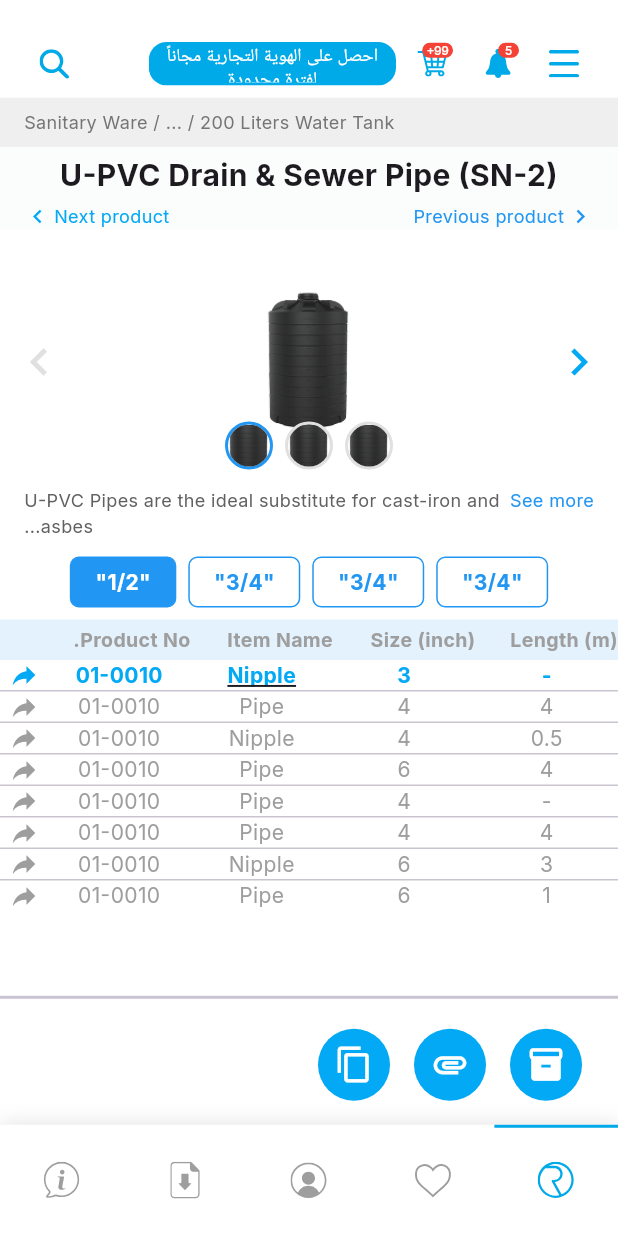
After one commit to YazanAK23/royal, a Flutter app: the SubProductDetailsScreen screen opened by its route, on a phone screen of 412 x 824 dp. The commit adds this screen. Run offline on Flutter 3.47's test engine with Material 3 defaults, Android fonts, the phone set to English and light mode, and no system bars; our stand-ins replace flutter_riverpod, flutter_svg, google_fonts, shared_preferences; accounts and stored records are empty.

Commit message:
add the subproduct detail page

```diff
--- a/lib/core/routes/app_routes.dart
+++ b/lib/core/routes/app_routes.dart
@@ -19,6 +19,7 @@ import 'package:royal/screens/profile/profile_screen.dart'; // Import ProfileScr
 import 'package:royal/screens/profile/profile_edit_screen.dart'; // Import ProfileEditScreen
 import 'package:royal/screens/downloads/downloads_screen.dart'; // Import DownloadsScreen
 import 'package:royal/screens/info/info_screen.dart'; // Import InfoScreen
+import 'package:royal/screens/categories/subproduct_details_screen.dart'; // Import SubProductDetailsScreen
 
 
 class AppRoutes {
@@ -52,6 +53,7 @@ class AppRoutes {
   static const String profileEdit = '/profile-edit'; // Added profile edit route
   static const String downloads = '/downloads'; // Add downloads route name
   static const String info = '/info'; // Added info screen route name
+  static const String subProductDetail = '/subProductDetail'; // Added sub product detail route
 
 
   // Route Map
@@ -92,6 +94,7 @@ class AppRoutes {
     profileEdit: (context) => const ProfileEditScreen(), // Added profile edit screen route
     downloads: (context) => const DownloadsScreen(), // Add downloads route to map
     info: (context) => const InfoScreen(), // Added info screen route
+    subProductDetail: (context) => const SubProductDetailsScreen(), // Added SubProductDetailsScreen route
   };
 
   // Route Generator
--- a/lib/l10n/intl_ar.arb
+++ b/lib/l10n/intl_ar.arb
@@ -505,5 +505,13 @@
     "profilePasswordHint": "**********",
     "@profilePasswordHint": {
         "description": "تلميح حقل كلمة السر في شاشة تعديل الملف الشخصي"
+    },
+    "packageLabel": "الحزمة",
+    "@packageLabel": {
+        "description": "تسمية وحدة الحزمة في محدد الوحدة"
+    },
+    "piecesLabel": "قطعة",
+    "@piecesLabel": {
+        "description": "تسمية وحدة القطعة في محدد الوحدة"
     }
 }
--- a/lib/l10n/intl_en.arb
+++ b/lib/l10n/intl_en.arb
@@ -597,5 +597,13 @@
     "profilePasswordHint": "**********",
     "@profilePasswordHint": {
         "description": "Hint for password field in profile edit screen"
+    },
+    "packageLabel": "Package",
+    "@packageLabel": {
+        "description": "Label for package unit selector"
+    },
+    "piecesLabel": "Pieces",
+    "@piecesLabel": {
+        "description": "Label for pieces unit selector"
     }
 }
--- a/lib/screens/categories/product_detail_screen.dart
+++ b/lib/screens/categories/product_detail_screen.dart
@@ -66,6 +66,12 @@ class _ProductDetailScreenState extends State<ProductDetailScreen> {
         title: title,
         items: products,
         onFavoriteToggle: toggleFavorite,
+        onItemTap: (product) {
+          Navigator.of(context).pushNamed(
+            AppRoutes.subProductDetail,
+            arguments: {'title': product.title, 'image': product.image},
+          );
+        },
       ),
       bottomNavigationBar: CustomBottomNavBar(
         currentIndex: 0,
--- /dev/null
+++ b/lib/screens/categories/subproduct_details_screen.dart
@@ -0,0 +1,449 @@
+import 'package:flutter/material.dart';
+import 'package:royal/widgets/custom_app_bar.dart';
+import 'package:royal/widgets/custom_bottom_nav_bar.dart';
+import 'package:royal/widgets/custom_drawer.dart';
+import '../../core/constants/app_colors.dart';
+import '../../core/constants/app_dimensions.dart';
+
+final List<Map<String, String>> _tableRows = [
+  {'productNo': '01-0010', 'itemName': 'Nipple', 'size': '3', 'length': '-'},
+  {'productNo': '01-0010', 'itemName': 'Pipe', 'size': '4', 'length': '4'},
+  {'productNo': '01-0010', 'itemName': 'Nipple', 'size': '4', 'length': '0.5'},
+  {'productNo': '01-0010', 'itemName': 'Pipe', 'size': '6', 'length': '4'},
+  {'productNo': '01-0010', 'itemName': 'Pipe', 'size': '4', 'length': '-'},
+  {'productNo': '01-0010', 'itemName': 'Pipe', 'size': '4', 'length': '4'},
+  {'productNo': '01-0010', 'itemName': 'Nipple', 'size': '6', 'length': '3'},
+  {'productNo': '01-0010', 'itemName': 'Pipe', 'size': '6', 'length': '1'},
+];
+
+class SubProductDetailsScreen extends StatelessWidget {
+  const SubProductDetailsScreen({Key? key}) : super(key: key);
+
+  @override
+  Widget build(BuildContext context) {
+    return Scaffold(
+      backgroundColor: AppColors.white,
+      endDrawer: CustomDrawer(
+        onMenuItemTap: (route) {
+          Navigator.pop(context);
+          Navigator.pushNamed(context, route);
+        },
+      ),
+      appBar: PreferredSize(
+        preferredSize: Size.fromHeight(AppDimensions.appBarHeight),
+        child: Builder(
+          builder: (context) => CustomAppBar(
+            onMenuTap: () => Scaffold.of(context).openEndDrawer(),
+          ),
+        ),
+      ),
+      body: Stack(
+        children: [
+          Column(
+            children: [
+              // Breadcrumb with left-aligned title and background color
+              Container(
+                width: double.infinity,
+                color: const Color(0xFFEFEFEF),
+                padding: const EdgeInsets.symmetric(horizontal: 16, vertical: 8),
+                child: Row(
+                  children: [
+                    Expanded(
+                      child: Text(
+                        'Sanitary Ware / ... / 200 Liters Water Tank',
+                        style: TextStyle(fontSize: 12, color: Colors.grey[600]),
+                        textAlign: TextAlign.left,
+                      ),
+                    ),
+                  ],
+                ),
+              ),
+              // Title and navigation with background color
+              Container(
+                width: double.infinity,
+                color: const Color(0xFFFBFCFC),
+                child: Column(
+                  children: [
+                    Padding(
+                      padding: const EdgeInsets.symmetric(horizontal: 16, vertical: 4),
+                      child: Center(
+                        child: Text(
+                          'U-PVC Drain & Sewer Pipe (SN-2)',
+                          style: const TextStyle(fontWeight: FontWeight.bold, fontSize: 20),
+                          textAlign: TextAlign.center,
+                        ),
+                      ),
+                    ),
+                    Padding(
+                      padding: const EdgeInsets.symmetric(horizontal: 16, vertical: 0),
+                      child: Row(
+                        mainAxisAlignment: MainAxisAlignment.spaceBetween,
+                        children: [
+                          GestureDetector(
+                            onTap: () {
+                              Navigator.of(context).pushReplacementNamed('/subProductDetail', arguments: {'direction': 'previous'});
+                            },
+                            child: Row(
+                              children: [
+                                Icon(Icons.chevron_left, color: Colors.blue, size: 18),
+                                SizedBox(width: 2),
+                                Text('Previous product',
+                                    textAlign: TextAlign.center,
+                                    style: TextStyle(color: Colors.blue, fontSize: 12)),
+                              ],
+                            ),
+                          ),
+                          GestureDetector(
+                            onTap: () {
+                              Navigator.of(context).pushReplacementNamed('/subProductDetail', arguments: {'direction': 'next'});
+                            },
+                            child: Row(
+                              children: [
+                                Text('Next product',
+                                    textAlign: TextAlign.center,
+                                    style: TextStyle(color: Colors.lightBlue, fontSize: 12)),
+                                SizedBox(width: 2),
+                                Icon(Icons.chevron_right, color: Colors.lightBlue, size: 18),
+                              ],
+                            ),
+                          ),
+                        ],
+                      ),
+                    ),
+                  ],
+                ),
+              ),
+              // Product image and carousel with left/right buttons
+              Padding(
+                padding: const EdgeInsets.only(top: 8),
+                child: _ImageCarousel(
+                  images: [
+                    'assets/images/tank6.png',
+                    'assets/images/tank6.png',
+                    'assets/images/tank6.png',
+                  ],
+                ),
+              ),
+              // Description with See more functionality
+              Padding(
+                padding: const EdgeInsets.symmetric(horizontal: 16, vertical: 4),
+                child: _ExpandableDescription(
+                  text: 'U-PVC Pipes are the ideal substitute for cast-iron and asbestos. Because of its special...',
+                  maxLength: 60,
+                  textAlign: TextAlign.left,
+                ),
+              ),
+              // Size tabs (order and style as in image)
+              Padding(
+                padding: const EdgeInsets.symmetric(horizontal: 8, vertical: 8),
+                child: _SelectableSizeTabs(),
+              ),
+              // Table header (order: Length, Size, Item Name, Product No., Arrow)
+              Container(
+                color: Colors.blue[50],
+                padding: const EdgeInsets.symmetric(horizontal: 0, vertical: 4),
+                child: Row(
+                  children: const [
+                    Expanded(child: Text('Length (m)', style: TextStyle(fontWeight: FontWeight.bold, fontSize: 13, color: Colors.grey))),
+                    Expanded(child: Text('Size (inch)', style: TextStyle(fontWeight: FontWeight.bold, fontSize: 13, color: Colors.grey))),
+                    Expanded(child: Text('Item Name', style: TextStyle(fontWeight: FontWeight.bold, fontSize: 13, color: Colors.grey))),
+                    Expanded(child: Text('Product No.', style: TextStyle(fontWeight: FontWeight.bold, fontSize: 13, color: Colors.grey))),
+                    SizedBox(width: 32), // For the arrow icon at the end
+                  ],
+                ),
+              ),
+              // Table rows with divider and icon at the end
+              Expanded(
+                child: Column(
+                  children: [
+                    Expanded(
+                      child: ListView.separated(
+                        itemCount: _tableRows.length,
+                        separatorBuilder: (context, i) => Divider(thickness: 1, height: 1),
+                        itemBuilder: (context, i) {
+                          final row = _tableRows[i];
+                          final isFirst = i == 0;
+                          return Padding(
+                            padding: const EdgeInsets.symmetric(horizontal: 0, vertical: 0),
+                            child: Row(
+                              children: [
+                                Expanded(
+                                  child: Text(row['length'] ?? '',
+                                      style: TextStyle(
+                                        color: isFirst ? Colors.lightBlue : Colors.grey,
+                                        fontWeight: isFirst ? FontWeight.bold : FontWeight.normal,
+                                        fontSize: 14,
+                                      ), textAlign: TextAlign.center)),
+                                Expanded(
+                                  child: Text(row['size'] ?? '',
+                                      style: TextStyle(
+                                        color: isFirst ? Colors.lightBlue : Colors.grey,
+                                        fontWeight: isFirst ? FontWeight.bold : FontWeight.normal,
+                                        fontSize: 14,
+                                      ), textAlign: TextAlign.center)),
+                                Expanded(
+                                  child: Text(row['itemName'] ?? '',
+                                      style: TextStyle(
+                                        color: isFirst ? Colors.lightBlue : Colors.grey,
+                                        fontWeight: isFirst ? FontWeight.bold : FontWeight.normal,
+                                        fontSize: 14,
+                                        decoration: isFirst ? TextDecoration.underline : null,
+                                      ), textAlign: TextAlign.center)),
+                                Expanded(
+                                  child: Text(row['productNo'] ?? '',
+                                      style: TextStyle(
+                                        color: isFirst ? Colors.lightBlue : Colors.grey,
+                                        fontWeight: isFirst ? FontWeight.bold : FontWeight.normal,
+                                        fontSize: 14,
+                                      ), textAlign: TextAlign.center)),
+                                SizedBox(
+                                  width: 32,
+                                  child: Icon(Icons.reply, color: isFirst ? Colors.lightBlue : Colors.grey, size: 20),
+                                ),
+                              ],
+                            ),
+                          );
+                        },
+                      ),
+                    ),
+                    Divider(thickness: 2, height: 2),
+                    SizedBox(height: 12),
+                  ],
+                ),
+              ),
+              SizedBox(height: 8),
+              // Centered action icons below the table
+              // Right-align the action icons using an Align widget
+              Align(
+                alignment: Alignment.centerRight,
+                child: Padding(
+                  padding: const EdgeInsets.only(right: 24),
+                  child: Row(
+                    mainAxisSize: MainAxisSize.min,
+                    children: [
+                      _CircleActionButton(icon: Icons.inventory_2),
+                      const SizedBox(width: 16),
+                      _CircleActionButton(icon: Icons.attachment),
+                      const SizedBox(width: 16),
+                      _CircleActionButton(icon: Icons.copy),
+                    ],
+                  ),
+                ),
+              ),
+              SizedBox(height: 16),
+            ],
+          ),
+        ],
+      ),
+      bottomNavigationBar: CustomBottomNavBar(
+        currentIndex: 0,
+        onTap: (index) {
+          if (index == 0) {
+            Navigator.of(context).pushReplacementNamed('/home');
+          } else if (index == 1) {
+            Navigator.of(context).pushReplacementNamed('/favorite');
+          } else if (index == 2) {
+            Navigator.of(context).pushReplacementNamed('/profile');
+          } else if (index == 3) {
+            Navigator.of(context).pushReplacementNamed('/downloads');
+          } else if (index == 4) {
+            Navigator.of(context).pushReplacementNamed('/info');
+          }
+        },
+      ),
+    );
+  }
+}
+
+class _SizeTab extends StatelessWidget {
+  final String label;
+  final bool selected;
+  const _SizeTab({required this.label, required this.selected});
+
+  @override
+  Widget build(BuildContext context) {
+    return Padding(
+      padding: const EdgeInsets.symmetric(horizontal: 4),
+      child: Container(
+        decoration: BoxDecoration(
+          color: selected ? Colors.blue : Colors.white,
+          borderRadius: BorderRadius.circular(6),
+          border: Border.all(color: Colors.blue),
+        ),
+        padding: const EdgeInsets.symmetric(horizontal: 16, vertical: 6),
+        child: Text(
+          label,
+          style: TextStyle(
+            color: selected ? Colors.white : Colors.blue,
+            fontWeight: FontWeight.bold,
+          ),
+        ),
+      ),
+    );
+  }
+}
+
+class _ImageCircle extends StatelessWidget {
+  final String image;
+  final bool selected;
+  const _ImageCircle({required this.image, required this.selected});
+
+  @override
+  Widget build(BuildContext context) {
+    return Container(
+      width: 32,
+      height: 32,
+      decoration: BoxDecoration(
+        shape: BoxShape.circle,
+        border: Border.all(color: selected ? Colors.blue : Colors.grey[300]!, width: 2),
+      ),
+      child: ClipOval(
+        child: Image.asset(image, fit: BoxFit.cover),
+      ),
+    );
+  }
+}
+
+class _ExpandableDescription extends StatefulWidget {
+  final String text;
+  final int maxLength;
+  final TextAlign textAlign;
+  const _ExpandableDescription({required this.text, this.maxLength = 60, this.textAlign = TextAlign.right});
+
+  @override
+  State<_ExpandableDescription> createState() => _ExpandableDescriptionState();
+}
+
+class _ExpandableDescriptionState extends State<_ExpandableDescription> {
+  bool expanded = false;
+  @override
+  Widget build(BuildContext context) {
+    final isLong = widget.text.length > widget.maxLength;
+    final displayText = expanded || !isLong
+        ? widget.text
+        : widget.text.substring(0, widget.maxLength) + '...';
+    return Row(
+      crossAxisAlignment: CrossAxisAlignment.start,
+      children: [
+        if (isLong && !expanded)
+          GestureDetector(
+            onTap: () => setState(() => expanded = true),
+            child: Text('See more', style: TextStyle(color: Colors.blue, fontSize: 12)),
+          ),
+        if (isLong && !expanded) SizedBox(width: 4),
+        Expanded(
+          child: Text(
+            displayText,
+            style: TextStyle(fontSize: 12, color: Colors.grey[700]),
+            textAlign: widget.textAlign,
+          ),
+        ),
+      ],
+    );
+  }
+}
+
+class _ImageCarousel extends StatefulWidget {
+  final List<String> images;
+  const _ImageCarousel({required this.images});
+
+  @override
+  State<_ImageCarousel> createState() => _ImageCarouselState();
+}
+
+class _ImageCarouselState extends State<_ImageCarousel> {
+  int currentIndex = 0;
+
+  @override
+  void initState() {
+    super.initState();
+    currentIndex = widget.images.length - 1;
+  }
+
+  void _goLeft() {
+    if (currentIndex > 0) setState(() => currentIndex--);
+  }
+
+  void _goRight() {
+    if (currentIndex < widget.images.length - 1) setState(() => currentIndex++);
+  }
+
+  @override
+  Widget build(BuildContext context) {
+    return SizedBox(
+      height: 160,
+      child: Stack(
+        alignment: Alignment.center,
+        children: [
+          Row(
+            mainAxisAlignment: MainAxisAlignment.spaceBetween,
+            children: [
+              IconButton(
+                icon: Icon(Icons.chevron_left, color: currentIndex == 0 ? Colors.grey[300] : Colors.lightBlue, size: 36),
+                onPressed: currentIndex == 0 ? null : _goLeft,
+              ),
+              Expanded(
+                child: Center(
+                  child: Image.asset(widget.images[currentIndex], height: 100),
+                ),
+              ),
+              IconButton(
+                icon: Icon(Icons.chevron_right, color: currentIndex == widget.images.length - 1 ? Colors.grey[300] : Colors.lightBlue, size: 36),
+                onPressed: currentIndex == widget.images.length - 1 ? null : _goRight,
+              ),
+            ],
+          ),
+          Positioned(
+            bottom: 8,
+            left: 0,
+            right: 0,
+            child: Row(
+              mainAxisAlignment: MainAxisAlignment.center,
+              children: List.generate(widget.images.length, (i) => Padding(
+                padding: const EdgeInsets.symmetric(horizontal: 4),
+                child: _ImageCircle(image: widget.images[i], selected: i == currentIndex),
+              )),
+            ),
+          ),
+        ],
+      ),
+    );
+  }
+}
+
+class _SelectableSizeTabs extends StatefulWidget {
+  @override
+  State<_SelectableSizeTabs> createState() => _SelectableSizeTabsState();
+}
+
+class _SelectableSizeTabsState extends State<_SelectableSizeTabs> {
+  final List<String> sizes = ['"1/2"', '"3/4"', '"3/4"', '"3/4"'];
+  int selected = 0;
+
+  @override
+  Widget build(BuildContext context) {
+    return Row(
+      mainAxisAlignment: MainAxisAlignment.center,
+      textDirection: TextDirection.ltr, // Force left-to-right order
+      children: List.generate(sizes.length, (i) => GestureDetector(
+        onTap: () => setState(() => selected = i),
+        child: _SizeTab(label: sizes[i], selected: selected == i),
+      )),
+    );
+  }
+}
+
+// Add this at the end of the file (replace _CircleButton):
+class _CircleActionButton extends StatelessWidget {
+  final IconData icon;
+  const _CircleActionButton({required this.icon});
+
+  @override
+  Widget build(BuildContext context) {
+    return CircleAvatar(
+      backgroundColor: Colors.lightBlue,
+      radius: 24,
+      child: Icon(icon, color: Colors.white, size: 26),
+    );
+  }
+}
--- a/lib/widgets/product_item_list.dart
+++ b/lib/widgets/product_item_list.dart
@@ -8,6 +8,7 @@ class ProductItemList extends StatelessWidget {
   final List<ProductItem> items;
   final VoidCallback? onBack;
   final void Function(ProductItem)? onFavoriteToggle;
+  final void Function(ProductItem)? onItemTap;
 
   const ProductItemList({
     super.key,
@@ -15,6 +16,7 @@ class ProductItemList extends StatelessWidget {
     required this.items,
     this.onBack,
     this.onFavoriteToggle,
+    this.onItemTap,
   });
 
   @override
@@ -56,7 +58,9 @@ class ProductItemList extends StatelessWidget {
             separatorBuilder: (_, __) => const SizedBox(height: 8),
             itemBuilder: (context, index) {
               final product = items[index];
-              return Padding(
+              return GestureDetector(
+                onTap: () => onItemTap?.call(product),
+                child: Padding(
                   padding: const EdgeInsets.symmetric(horizontal: 16),
                   child: Container(
                     height: 70,
@@ -136,6 +140,7 @@ class ProductItemList extends StatelessWidget {
                       ],
                     ),
                   ),
+                ),
               );
             },
           ),
```
Also changed, not shown: lib/generated/intl/messages_ar.dart, lib/generated/intl/messages_en.dart, lib/generated/l10n.dart. Lines whose indentation alone changed are shown as unchanged.
